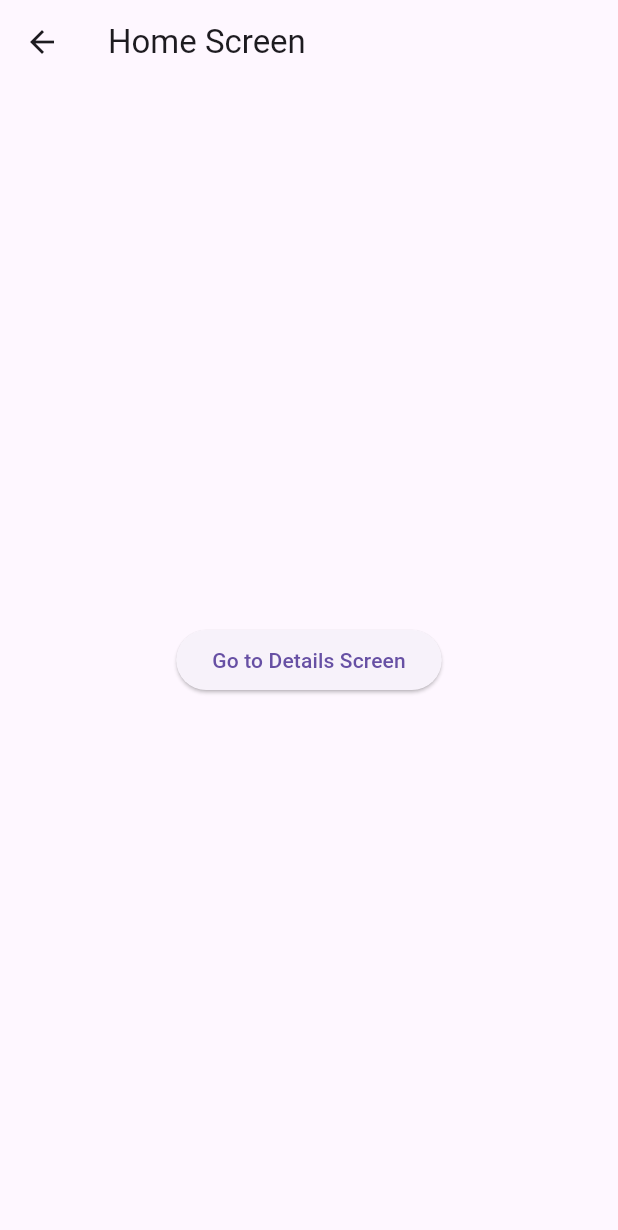
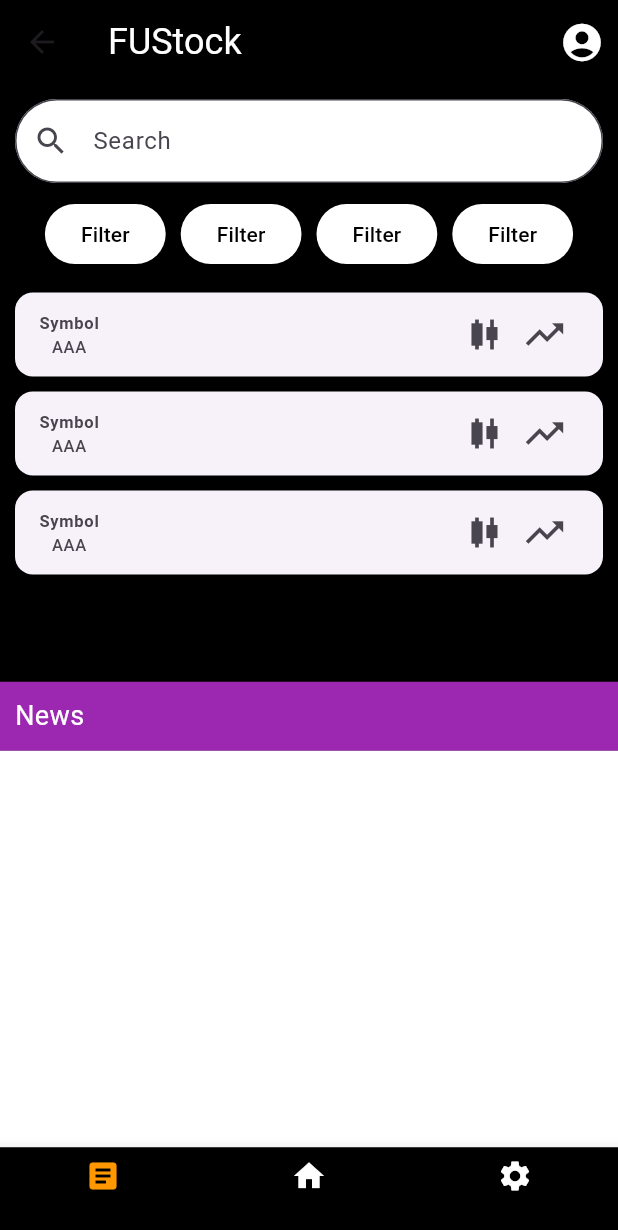
Before and after one commit to SWD392-StockMarket/SWD-Mobile, a Flutter app: the HomeScreen screen opened by its route, on a phone screen of 412 x 824 dp. Shown: the top 1230 px of the screen. Run offline on Flutter 3.47's test engine with Material 3 defaults, Android fonts, the phone set to English and light mode, and no system bars; our stand-ins replace flutter_dotenv.

Commit message:
Update Homepage Layout

```diff
--- a/lib/main.dart
+++ b/lib/main.dart
@@ -19,7 +19,6 @@ void main() async {
   await dotenv.load(fileName: ".env");
   runApp(MyApp());
 }
-
 class MyApp extends StatelessWidget {
   const MyApp({super.key});
 
@@ -28,7 +27,7 @@ class MyApp extends StatelessWidget {
     return MaterialApp(
       debugShowCheckedModeBanner: false,
       title: 'Flutter Named Routes',
-      initialRoute: '/',  // Set the default route
+      initialRoute: '/home',  // Set the default route
       routes: {
         '/': (context) => const LoginScreen(),
         '/home': (context) => const HomeScreen()
--- a/lib/screens/home_screen.dart
+++ b/lib/screens/home_screen.dart
@@ -1,4 +1,36 @@
+// import 'package:flutter/material.dart';
+//
+// class HomeScreen extends StatelessWidget {
+//   const HomeScreen({super.key});
+//
+//   @override
+//   Widget build(BuildContext context) {
+//     return Scaffold(
+//       appBar: AppBar(title: Text('Home Screen')),
+//       body: Center(
+//         child: ElevatedButton(
+//           onPressed: () {
+//             Navigator.pushNamed(context, '/details');
+//           },
+//           child: Text('Go to Details Screen'),
+//         ),
+//       ),
+//     );
+//   }
+// }
 import 'package:flutter/material.dart';
+
+class MyApp extends StatelessWidget {
+  const MyApp({super.key});
+
+  @override
+  Widget build(BuildContext context) {
+    return MaterialApp(
+      debugShowCheckedModeBanner: false,
+      home: const HomeScreen(),
+    );
+  }
+}
 
 class HomeScreen extends StatelessWidget {
   const HomeScreen({super.key});
@@ -6,13 +38,102 @@ class HomeScreen extends StatelessWidget {
   @override
   Widget build(BuildContext context) {
     return Scaffold(
-      appBar: AppBar(title: Text('Home Screen')),
-      body: Center(
-        child: ElevatedButton(
-          onPressed: () {
-            Navigator.pushNamed(context, '/details');
-          },
-          child: Text('Go to Details Screen'),
+      backgroundColor: Colors.black,
+      appBar: AppBar(
+        backgroundColor: Colors.black,
+        title: const Text('FUStock', style: TextStyle(color: Colors.white, fontSize: 24)),
+        actions: [
+          IconButton(
+            icon: const Icon(Icons.account_circle, color: Colors.white, size: 30),
+            onPressed: () {},
+          ),
+        ],
+      ),
+      body: Column(
+        children: [
+          Padding(
+            padding: const EdgeInsets.all(10.0),
+            child: TextField(
+              decoration: InputDecoration(
+                hintText: 'Search',
+                filled: true,
+                fillColor: Colors.white,
+                prefixIcon: const Icon(Icons.search),
+                border: OutlineInputBorder(
+                  borderRadius: BorderRadius.circular(30),
+                ),
+              ),
+            ),
+          ),
+          Row(
+            mainAxisAlignment: MainAxisAlignment.center,
+            children: List.generate(4, (index) => filterButton('Filter')),
+          ),
+          const SizedBox(height: 10),
+          Expanded(
+            child: ListView.builder(
+              itemCount: 3,
+              itemBuilder: (context, index) => stockCard(),
+            ),
+          ),
+          Container(
+            padding: const EdgeInsets.all(10),
+            width: double.infinity,
+            color: Colors.purple,
+            child: const Text('News', style: TextStyle(color: Colors.white, fontSize: 18)),
+          ),
+          Expanded(
+            child: Container(
+              color: Colors.white,
+            ),
+          ),
+        ],
+      ),
+      bottomNavigationBar: BottomNavigationBar(
+        backgroundColor: Colors.black,
+        selectedItemColor: Colors.orange,
+        unselectedItemColor: Colors.white,
+        items: const [
+          BottomNavigationBarItem(icon: Icon(Icons.article), label: ''),
+          BottomNavigationBarItem(icon: Icon(Icons.home), label: ''),
+          BottomNavigationBarItem(icon: Icon(Icons.settings), label: ''),
+        ],
+      ),
+    );
+  }
+
+  Widget filterButton(String text) {
+    return Padding(
+      padding: const EdgeInsets.symmetric(horizontal: 5),
+      child: ElevatedButton(
+        style: ElevatedButton.styleFrom(
+          backgroundColor: Colors.white,
+          foregroundColor: Colors.black,
+        ),
+        onPressed: () {},
+        child: Text(text),
+      ),
+    );
+  }
+
+  Widget stockCard() {
+    return Card(
+      margin: const EdgeInsets.symmetric(horizontal: 10, vertical: 5),
+      child: ListTile(
+        leading: Column(
+          mainAxisAlignment: MainAxisAlignment.center,
+          children: const [
+            Text('Symbol', style: TextStyle(fontWeight: FontWeight.bold)),
+            Text('AAA'),
+          ],
+        ),
+        title: Row(
+          mainAxisAlignment: MainAxisAlignment.end,
+          children: const [
+            Icon(Icons.candlestick_chart, size: 30),
+            SizedBox(width: 10),
+            Icon(Icons.trending_up, size: 30),
+          ],
         ),
       ),
     );
```
Also changed, not shown: pubspec.lock.
